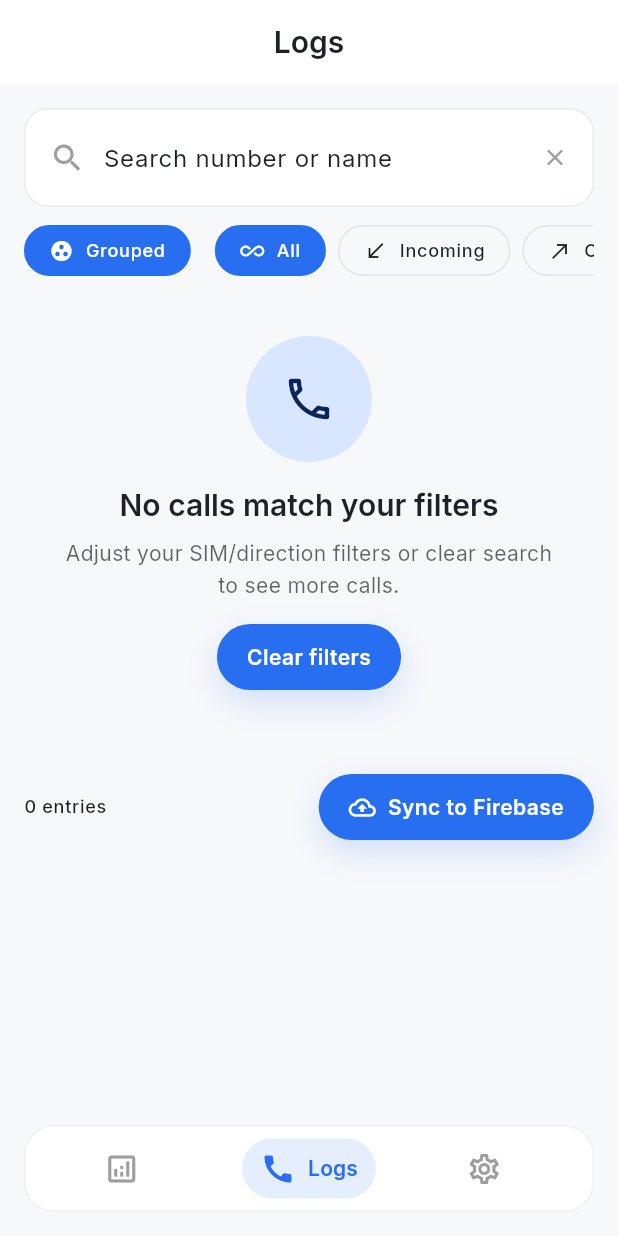
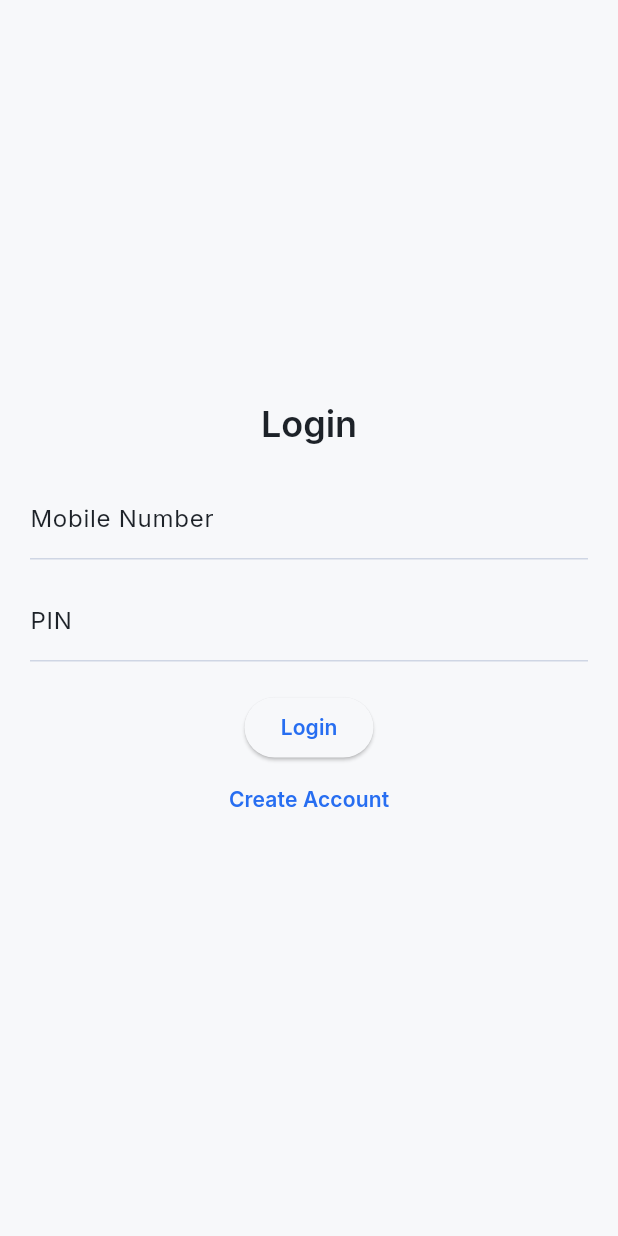
Before and after one commit to RohitTamkar/echocall, a Flutter app: the screen it shows after launch, on a phone screen of 412 x 824 dp. Run offline on Flutter 3.47's test engine with Material 3 defaults, Android fonts, the phone set to English and light mode, and no system bars; our stand-ins replace cloud_firestore, firebase_core, google_fonts, permission_handler, shared_preferences; missing offline and left inert: call_log, phone_state, sim_data; accounts and stored records are empty.

```diff
--- /dev/null
+++ b/lib/auth_service.dart
@@ -0,0 +1,71 @@
+import 'package:cloud_firestore/cloud_firestore.dart';
+import 'package:shared_preferences/shared_preferences.dart';
+
+class AuthService {
+  final _db = FirebaseFirestore.instance;
+
+  // Signup: store user in Firestore
+  Future<bool> signup(String mobile, String name, String dept, String pin) async {
+    try {
+      final doc = await _db.collection("users").doc(mobile).get();
+      if (doc.exists) return false; // user already exists
+      await _db.collection("users").doc(mobile).set({
+        "name": name,
+        "mobile": mobile,
+        "department": dept,
+        "pin": pin,
+      });
+      return true;
+    } catch (e) {
+      print("Signup error: $e");
+      return false;
+    }
+  }
+
+  // Login: match pin with Firestore
+  Future<bool> login(String mobile, String pin) async {
+    try {
+      final doc = await _db.collection("users").doc(mobile).get();
+      if (doc.exists && doc["pin"] == pin) {
+        final prefs = await SharedPreferences.getInstance();
+        await prefs.setBool("isLoggedIn", true);
+        await prefs.setString("mobile", mobile);
+        await prefs.setString("name", doc["name"]);
+        await prefs.setString("department", doc["department"]);
+        await prefs.setString("pin", doc["pin"]);
+        return true;
+      }
+      return false;
+    } catch (e) {
+      print("Login error: $e");
+      return false;
+    }
+  }
+
+  Future<void> logout() async {
+    final prefs = await SharedPreferences.getInstance();
+    await prefs.clear();
+  }
+
+  Future<bool> checkLogin() async {
+    final prefs = await SharedPreferences.getInstance();
+    return prefs.getBool("isLoggedIn") ?? false;
+  }
+  Future<String?> getLoggedInMobileNo() async {
+    final prefs = await SharedPreferences.getInstance();
+    return prefs.getString("mobile");
+  }
+  Future<String?> getLoggedInUserName() async {
+    final prefs = await SharedPreferences.getInstance();
+    return prefs.getString("name");
+  }
+  Future<Map<String, String?>> getLoggedInUser() async {
+    final prefs = await SharedPreferences.getInstance();
+    return {
+      "mobile": prefs.getString("mobile"),
+      "name": prefs.getString("name"),
+      "department": prefs.getString("department"),
+      "pin": prefs.getString("pin"),
+    };
+  }
+}
--- a/lib/main.dart
+++ b/lib/main.dart
@@ -1,19 +1,29 @@
 import 'package:flutter/material.dart';
 import 'package:provider/provider.dart';
+import 'package:firebase_core/firebase_core.dart';
 import 'package:echocall/theme.dart';
 import 'package:echocall/providers/call_log_store.dart';
 import 'package:echocall/providers/filter_store.dart';
 import 'package:echocall/providers/sync_store.dart';
 import 'package:echocall/providers/settings_store.dart';
 import 'package:echocall/ui/app_shell.dart';
+import 'package:echocall/ui/pages/login_page.dart';
+import 'package:echocall/auth_service.dart';
 
-void main() {
+void main() async {
   WidgetsFlutterBinding.ensureInitialized();
+  await Firebase.initializeApp();
   runApp(const EchoCallApp());
 }
 
 class EchoCallApp extends StatelessWidget {
   const EchoCallApp({super.key});
+
+  Future<Widget> _getStartPage() async {
+    final auth = AuthService();
+    bool loggedIn = await auth.checkLogin();
+    return loggedIn ? const AppShell() : const LoginPage();
+  }
 
   @override
   Widget build(BuildContext context) {
@@ -28,13 +38,21 @@ class EchoCallApp extends StatelessWidget {
           return store;
         }),
       ],
-      child: MaterialApp(
-        title: 'EchoCall',
-        debugShowCheckedModeBanner: false,
-        theme: lightTheme,
-        darkTheme: darkTheme,
-        themeMode: ThemeMode.system,
-        home: const AppShell(),
+      child: FutureBuilder(
+        future: _getStartPage(),
+        builder: (context, snapshot) {
+          if (!snapshot.hasData) {
+            return const MaterialApp(home: Scaffold(body: Center(child: CircularProgressIndicator())));
+          }
+          return MaterialApp(
+            title: 'EchoCall',
+            debugShowCheckedModeBanner: false,
+            theme: lightTheme,
+            darkTheme: darkTheme,
+            themeMode: ThemeMode.system,
+            home: snapshot.data,
+          );
+        },
       ),
     );
   }
--- a/lib/services/call_log_service.dart
+++ b/lib/services/call_log_service.dart
@@ -9,7 +9,8 @@ class CallLogService {
   Future<List<CallEntryModel>> fetchRecent({int days = 1, int? limit}) async {
     if (!Platform.isAndroid) return [];
     final now = DateTime.now();
-    final from = now.subtract(Duration(days: days)).millisecondsSinceEpoch;
+    final todayStart = DateTime(now.year, now.month, now.day, 0, 1);
+    int from = todayStart.millisecondsSinceEpoch;
     final Iterable<cl.CallLogEntry> raw = await cl.CallLog.query(dateFrom: from);
     final items = raw.map(_mapEntry).where((e) => e.number.isNotEmpty).toList();
     items.sort((a, b) => b.timestamp.compareTo(a.timestamp));
--- /dev/null
+++ b/lib/ui/pages/login_page.dart
@@ -0,0 +1,83 @@
+import 'package:flutter/material.dart';
+import 'package:echocall/auth_service.dart';
+import 'package:echocall/ui/pages/signup_page.dart';
+import 'package:echocall/ui/app_shell.dart';
+
+class LoginPage extends StatefulWidget {
+  const LoginPage({super.key});
+
+  @override
+  State<LoginPage> createState() => _LoginPageState();
+}
+
+class _LoginPageState extends State<LoginPage> {
+  final _mobileCtrl = TextEditingController();
+  final _pinCtrl = TextEditingController();
+  final _auth = AuthService();
+  bool _loading = false;
+
+  void _login() async {
+    setState(() => _loading = true);
+    bool success = await _auth.login(
+      _mobileCtrl.text.trim(),
+      _pinCtrl.text.trim(),
+    );
+    setState(() => _loading = false);
+
+    if (success) {
+      Navigator.pushReplacement(
+        context,
+        MaterialPageRoute(builder: (_) => const AppShell()),
+      );
+    } else {
+      ScaffoldMessenger.of(context).showSnackBar(
+        const SnackBar(content: Text("Invalid Mobile or PIN")),
+      );
+    }
+  }
+
+  @override
+  Widget build(BuildContext context) {
+    return Scaffold(
+      body: Padding(
+        padding: const EdgeInsets.all(20),
+        child: Center(
+          child: Column(
+            mainAxisAlignment: MainAxisAlignment.center,
+            children: [
+              Text("Login", style: Theme.of(context).textTheme.headlineMedium),
+              const SizedBox(height: 20),
+              TextField(
+                controller: _mobileCtrl,
+                decoration: const InputDecoration(labelText: "Mobile Number"),
+                keyboardType: TextInputType.phone,
+              ),
+              const SizedBox(height: 12),
+              TextField(
+                controller: _pinCtrl,
+                obscureText: true,
+                decoration: const InputDecoration(labelText: "PIN"),
+              ),
+              const SizedBox(height: 20),
+              ElevatedButton(
+                onPressed: _loading ? null : _login,
+                child: _loading
+                    ? const CircularProgressIndicator()
+                    : const Text("Login"),
+              ),
+              TextButton(
+                onPressed: () {
+                  Navigator.push(
+                    context,
+                    MaterialPageRoute(builder: (_) => const SignupPage()),
+                  );
+                },
+                child: const Text("Create Account"),
+              ),
+            ],
+          ),
+        ),
+      ),
+    );
+  }
+}
```
Also changed, not shown: lib/services/firebase_service.dart (+25 -2 lines), lib/ui/pages/dashboard_page.dart (+44 -2 lines), lib/ui/pages/settings_page.dart (+104 -29 lines), lib/ui/pages/signup_page.dart (added, +102 -0 lines), 2 other files.
